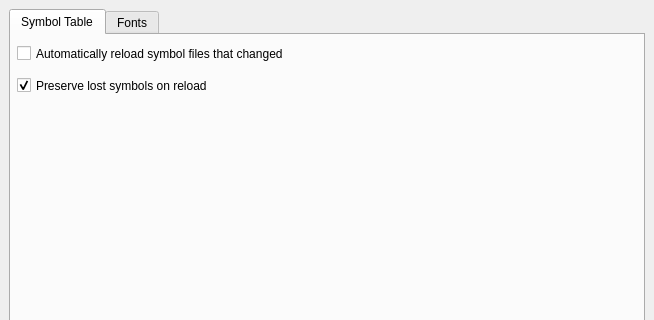
This is src/PreferencesDialog.ui in openMSX/debugger as Qt 5 draws it before an edit; both pictures show x 0 to 654 and y 0 to 320 of the 654 by 512 pixel window. The edited form follows.
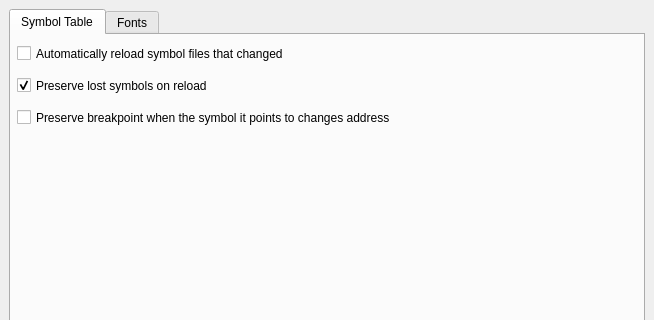
This is the edited form.

Commit message:
Added preferences option to preserve breakpoint connected to symbol name when symbol file changes
* disasmView also updates symbols when symbol file changes;
* removed barely used BreakpointRef;

Patch:
```diff
--- a/src/PreferencesDialog.ui
+++ b/src/PreferencesDialog.ui
@@ -60,6 +60,25 @@
         <bool>true</bool>
        </property>
       </widget>
+      <widget class="QCheckBox" name="cbPreserveBreakpointSymbol" >
+       <property name="geometry" >
+        <rect>
+         <x>6</x>
+         <y>70</y>
+         <width>471</width>
+         <height>25</height>
+        </rect>
+       </property>
+       <property name="sizePolicy" >
+        <sizepolicy hsizetype="Expanding" vsizetype="Fixed" >
+         <horstretch>0</horstretch>
+         <verstretch>0</verstretch>
+        </sizepolicy>
+       </property>
+       <property name="text" >
+        <string>Preserve breakpoint when the symbol it points to changes address</string>
+       </property>
+      </widget>
      </widget>
      <widget class="QWidget" name="tabFonts" >
       <attribute name="title" >
```
Left out of the diff: 107 changed lines with no effect on the pictures. The commit also changes 10 other files.
